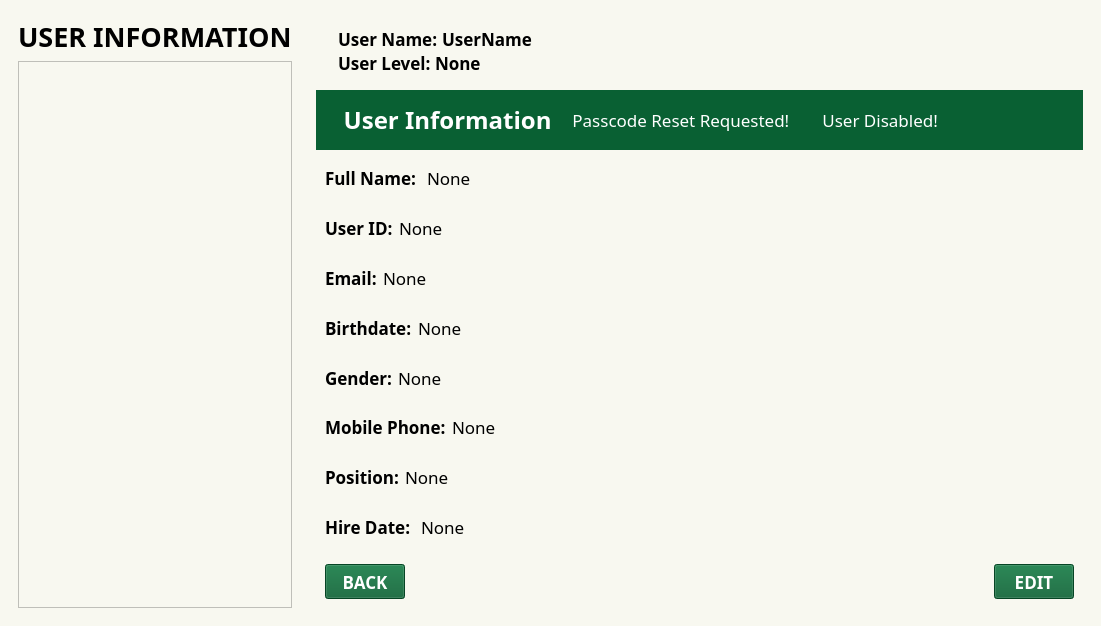
Bideiro/Ranil_project_py, file Screens/MainMenuScreens/Security/User_Information.ui: the form before one commit.
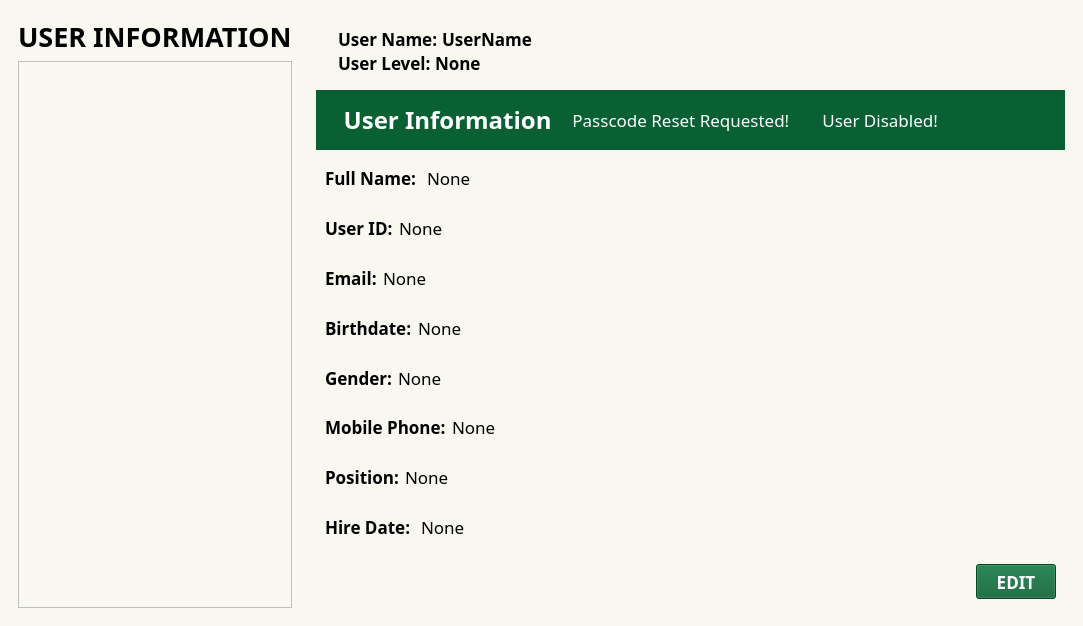
The form after the commit. Icons and pictures are not drawn.

Diff of the .ui file:
```diff
--- a/Screens/MainMenuScreens/Security/User_Information.ui
+++ b/Screens/MainMenuScreens/Security/User_Information.ui
@@ -781,37 +781,6 @@
           </sizepolicy>
          </property>
          <layout class="QHBoxLayout" name="horizontalLayout_16">
-          <item>
-           <widget class="QPushButton" name="back_btn">
-            <property name="sizePolicy">
-             <sizepolicy hsizetype="Fixed" vsizetype="Fixed">
-              <horstretch>0</horstretch>
-              <verstretch>0</verstretch>
-             </sizepolicy>
-            </property>
-            <property name="minimumSize">
-             <size>
-              <width>25</width>
-              <height>35</height>
-             </size>
-            </property>
-            <property name="font">
-             <font>
-              <family>DM Sans</family>
-              <pointsize>13</pointsize>
-              <bold>true</bold>
-             </font>
-            </property>
-            <property name="styleSheet">
-             <string notr="true">background-color: #096033;
-color: white;
-</string>
-            </property>
-            <property name="text">
-             <string>BACK</string>
-            </property>
-           </widget>
-          </item>
           <item>
            <spacer name="horizontalSpacer_10">
             <property name="orientation">
```
